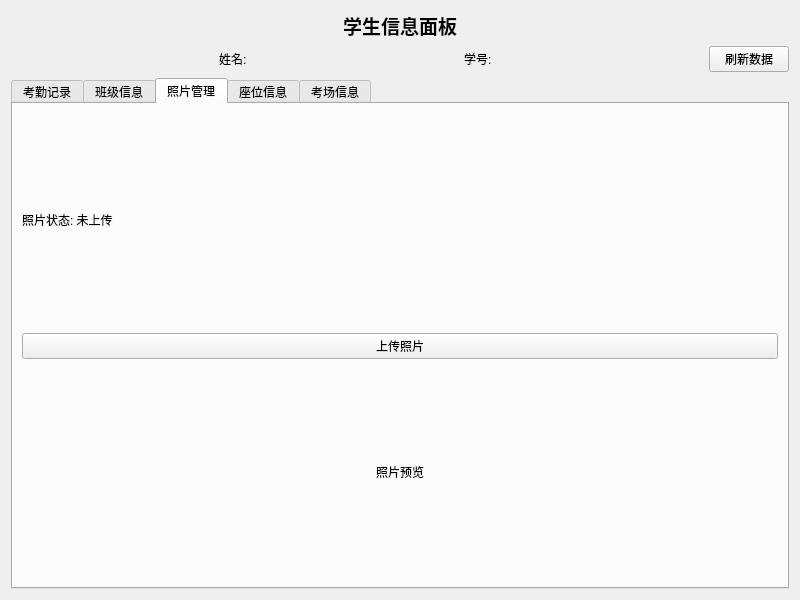
THonour99/Attendance, file Client/Client/studentwidget.ui: the form before one commit.
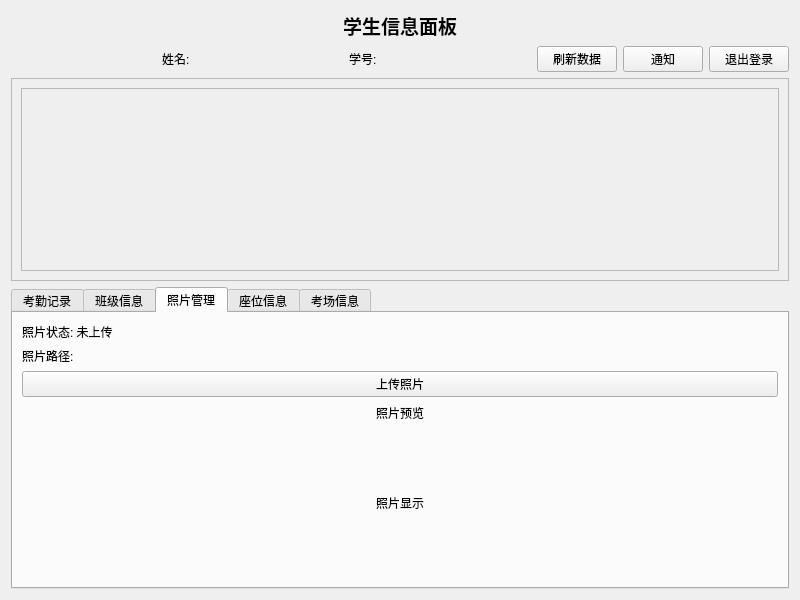
The form after the commit. The open tabs and pages were chosen to show the change.

Commit message: 更新学生小部件，添加通知管理功能，包括显示和标记通知为已读的按钮；优化照片上传和显示逻辑，确保用户体验流畅；更新相关UI和数据模型以支持新功能。

What changed in the file:
```diff
--- a/Client/Client/studentwidget.ui
+++ b/Client/Client/studentwidget.ui
@@ -92,8 +92,52 @@
        </property>
       </widget>
      </item>
+     <item>
+      <widget class="QPushButton" name="notificationButton">
+       <property name="text">
+        <string>通知</string>
+       </property>
+      </widget>
+     </item>
+     <item>
+      <widget class="QPushButton" name="logoutButton">
+       <property name="text">
+        <string>退出登录</string>
+       </property>
+      </widget>
+     </item>
     </layout>
    </item>
+   <item>
+    <widget class="QFrame" name="notificationsFrame">
+     <property name="frameShape">
+      <enum>QFrame::StyledPanel</enum>
+     </property>
+     <property name="frameShadow">
+      <enum>QFrame::Raised</enum>
+     </property>
+     <layout class="QVBoxLayout" name="verticalLayout_7">
+      <item>
+       <widget class="QScrollArea" name="notificationsScrollArea">
+        <property name="widgetResizable">
+         <bool>true</bool>
+        </property>
+        <widget class="QWidget" name="notificationsScrollAreaContents">
+         <property name="geometry">
+          <rect>
+           <x>0</x>
+           <y>0</y>
+           <width>760</width>
+           <height>69</height>
+          </rect>
+         </property>
+         <layout class="QVBoxLayout" name="notificationsLayout"/>
+        </widget>
+       </widget>
+      </item>
+     </layout>
+    </widget>
+   </item>
    <item>
     <widget class="QTabWidget" name="tabWidget">
      <property name="currentIndex">
@@ -131,6 +175,13 @@
          </property>
         </widget>
        </item>
+       <item>
+        <widget class="QLabel" name="photoPathLabel">
+         <property name="text">
+          <string>照片路径:</string>
+         </property>
+        </widget>
+       </item>
        <item>
         <widget class="QPushButton" name="uploadPhotoButton">
          <property name="text">
@@ -148,6 +199,22 @@
          </property>
         </widget>
        </item>
+       <item>
+        <widget class="QLabel" name="photoLabel">
+         <property name="minimumSize">
+          <size>
+           <width>150</width>
+           <height>150</height>
+          </size>
+         </property>
+         <property name="text">
+          <string>照片显示</string>
+         </property>
+         <property name="alignment">
+          <set>Qt::AlignCenter</set>
+         </property>
+        </widget>
+       </item>
       </layout>
      </widget>
      <widget class="QWidget" name="seatTab">
```
Left out of the diff: 2 changed lines with no effect on the pictures. The commit also changes 52 other files.
